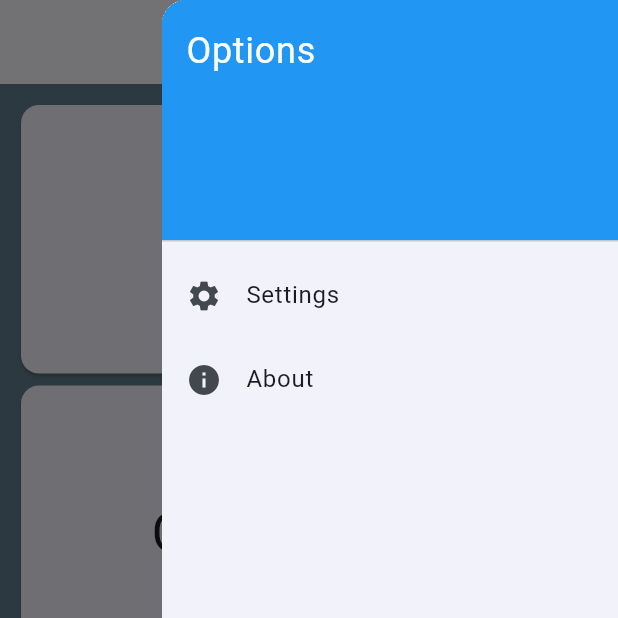
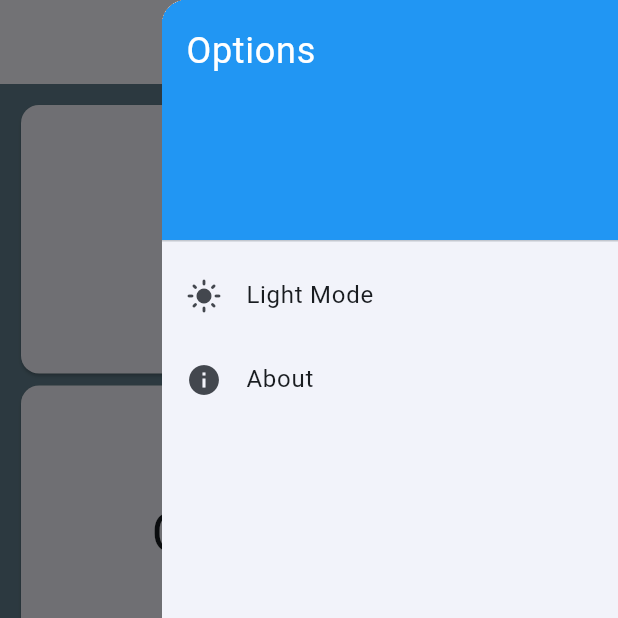
Before and after one commit to yongyong-john/flutter-ui-kit, a Flutter app: the screen it shows after launch, with the side drawer open, on a phone screen of 412 x 824 dp, the top half of it. Run offline on Flutter 3.47's test engine with Material 3 defaults, Android fonts, the light colour scheme and no system bars.

Commit message:
feat: setting about light/dark mode theme.

```diff
--- a/lib/main.dart
+++ b/lib/main.dart
@@ -1,3 +1,4 @@
+import 'package:flutter/foundation.dart';
 import 'package:flutter/material.dart';
 import 'package:flutter_ui_kit/screen/home_screen.dart';
 
@@ -5,8 +6,27 @@ void main() {
   runApp(const App());
 }
 
-class App extends StatelessWidget {
+class App extends StatefulWidget {
   const App({super.key});
+
+  @override
+  State<App> createState() => _AppState();
+}
+
+class _AppState extends State<App> {
+  ThemeMode _themeMode = ThemeMode.system;
+
+  @override
+  void initState() {
+    super.initState();
+    _themeMode = PlatformDispatcher.instance.platformBrightness == Brightness.dark ? ThemeMode.dark : ThemeMode.light;
+  }
+
+  void _toggleTheme() {
+    setState(() {
+      _themeMode = _themeMode == ThemeMode.dark ? ThemeMode.light : ThemeMode.dark;
+    });
+  }
 
   // This widget is the root of your application.
   @override
@@ -17,7 +37,9 @@ class App extends StatelessWidget {
         colorScheme: ColorScheme.fromSeed(seedColor: Colors.blue),
         useMaterial3: true,
       ),
-      home: const HomeScreen(),
+      darkTheme: ThemeData.dark(), // 다크 테마 설정
+      themeMode: _themeMode, // 테마 모드 적용
+      home: HomeScreen(toggleTheme: _toggleTheme, themeMode: _themeMode),
     );
   }
 }
--- a/lib/screen/cupertino/activity_indicator_screen.dart
+++ b/lib/screen/cupertino/activity_indicator_screen.dart
@@ -5,9 +5,7 @@ class ActivityIndicatorScreen extends StatelessWidget {
 
   @override
   Widget build(BuildContext context) {
-    return CupertinoApp(
-      theme: const CupertinoThemeData(brightness: Brightness.light),
-      home: CupertinoPageScaffold(
+    return CupertinoPageScaffold(
       navigationBar: CupertinoNavigationBar(
         middle: const Text('Activity Indicator'),
         leading: CupertinoButton(
@@ -59,7 +57,6 @@ class ActivityIndicatorScreen extends StatelessWidget {
           ],
         ),
       ),
-      ),
     );
   }
 }
--- a/lib/screen/cupertino/context_menu_screen.dart
+++ b/lib/screen/cupertino/context_menu_screen.dart
@@ -36,9 +36,7 @@ class _ContextMenuScreenState extends State<ContextMenuScreen> {
 
   @override
   Widget build(BuildContext context) {
-    return CupertinoApp(
-      theme: const CupertinoThemeData(brightness: Brightness.light),
-      home: CupertinoPageScaffold(
+    return CupertinoPageScaffold(
       navigationBar: CupertinoNavigationBar(
         middle: const Text('Cupertino Context Menu'),
         leading: CupertinoButton(
@@ -113,7 +111,6 @@ class _ContextMenuScreenState extends State<ContextMenuScreen> {
           ],
         ),
       ),
-      ),
     );
   }
 }
--- a/lib/screen/cupertino/form_row_screen.dart
+++ b/lib/screen/cupertino/form_row_screen.dart
@@ -11,9 +11,7 @@ class _FormRowScreenState extends State<FormRowScreen> {
   bool airplaneMode = false;
   @override
   Widget build(BuildContext context) {
-    return CupertinoApp(
-      theme: const CupertinoThemeData(brightness: Brightness.light),
-      home: CupertinoPageScaffold(
+    return CupertinoPageScaffold(
       navigationBar: CupertinoNavigationBar(
         middle: const Text('Cupertino Form Row'),
         leading: CupertinoButton(
@@ -95,7 +93,6 @@ class _FormRowScreenState extends State<FormRowScreen> {
           ],
         ),
       ),
-      ),
     );
   }
 }
--- a/lib/screen/cupertino/list_section_screen.dart
+++ b/lib/screen/cupertino/list_section_screen.dart
@@ -74,9 +74,7 @@ class _SecondPage extends StatelessWidget {
 
   @override
   Widget build(BuildContext context) {
-    return CupertinoApp(
-      theme: const CupertinoThemeData(brightness: Brightness.light),
-      home: CupertinoPageScaffold(
+    return CupertinoPageScaffold(
       navigationBar: CupertinoNavigationBar(
         middle: const Text('Second page'),
         leading: CupertinoButton(
@@ -92,7 +90,6 @@ class _SecondPage extends StatelessWidget {
           child: Text(text),
         ),
       ),
-      ),
     );
   }
 }
--- a/lib/screen/cupertino/popup_surface_screen.dart
+++ b/lib/screen/cupertino/popup_surface_screen.dart
@@ -63,9 +63,7 @@ class _PopupSurfaceScreenState extends State<PopupSurfaceScreen> {
 
   @override
   Widget build(BuildContext context) {
-    return CupertinoApp(
-      theme: const CupertinoThemeData(brightness: Brightness.light),
-      home: CupertinoPageScaffold(
+    return CupertinoPageScaffold(
       navigationBar: CupertinoNavigationBar(
         middle: const Text('Cupertino Popup Surface'),
         leading: CupertinoButton(
@@ -99,7 +97,6 @@ class _PopupSurfaceScreenState extends State<PopupSurfaceScreen> {
           ],
         ),
       ),
-      ),
     );
   }
 }
--- a/lib/screen/cupertino/segmented_control_screen.dart
+++ b/lib/screen/cupertino/segmented_control_screen.dart
@@ -20,9 +20,7 @@ class _SegmentedControlScreenState extends State<SegmentedControlScreen> {
 
   @override
   Widget build(BuildContext context) {
-    return CupertinoApp(
-      theme: const CupertinoThemeData(brightness: Brightness.light),
-      home: CupertinoPageScaffold(
+    return CupertinoPageScaffold(
       backgroundColor: skyColors[_selectedSegment],
       navigationBar: CupertinoNavigationBar(
         middle: const Text('Cupertino Segmented Control'),
@@ -76,7 +74,6 @@ class _SegmentedControlScreenState extends State<SegmentedControlScreen> {
           ],
         ),
       ),
-      ),
     );
   }
 }
--- a/lib/screen/cupertino/slider_screen.dart
+++ b/lib/screen/cupertino/slider_screen.dart
@@ -13,9 +13,7 @@ class _SliderScreenState extends State<SliderScreen> {
 
   @override
   Widget build(BuildContext context) {
-    return CupertinoApp(
-      theme: const CupertinoThemeData(brightness: Brightness.light),
-      home: CupertinoPageScaffold(
+    return CupertinoPageScaffold(
       navigationBar: CupertinoNavigationBar(
         middle: const Text('Cupertino Slider'),
         leading: CupertinoButton(
@@ -72,7 +70,6 @@ class _SliderScreenState extends State<SliderScreen> {
           ),
         ),
       ),
-      ),
     );
   }
 }
--- a/lib/screen/cupertino_screen.dart
+++ b/lib/screen/cupertino_screen.dart
@@ -1,4 +1,5 @@
 import 'package:flutter/cupertino.dart';
+import 'package:flutter/material.dart';
 import 'package:flutter_ui_kit/screen/cupertino/action_sheet_screen.dart';
 import 'package:flutter_ui_kit/screen/cupertino/activity_indicator_screen.dart';
 import 'package:flutter_ui_kit/screen/cupertino/alert_dialog_screen.dart';
@@ -20,13 +21,15 @@ import 'package:flutter_ui_kit/screen/cupertino/text_field_screen.dart';
 import 'package:flutter_ui_kit/widget/cupertino_list_tile_widget.dart';
 
 class CupertinoUiScreen extends StatelessWidget {
-  const CupertinoUiScreen({super.key});
+  final ThemeMode themeMode;
+
+  const CupertinoUiScreen({super.key, required this.themeMode});
 
   @override
   Widget build(BuildContext context) {
     return CupertinoApp(
-      theme: const CupertinoThemeData(
-        brightness: Brightness.light,
+      theme: CupertinoThemeData(
+        brightness: themeMode == ThemeMode.dark ? Brightness.dark : Brightness.light,
       ),
       home: CupertinoPageScaffold(
         navigationBar: CupertinoNavigationBar(
--- a/lib/screen/home_screen.dart
+++ b/lib/screen/home_screen.dart
@@ -5,7 +5,10 @@ import 'package:flutter_ui_kit/screen/layout_screen.dart';
 import 'package:flutter_ui_kit/screen/material_screen.dart';
 
 class HomeScreen extends StatelessWidget {
-  const HomeScreen({super.key});
+  final VoidCallback toggleTheme;
+  final ThemeMode themeMode;
+
+  const HomeScreen({super.key, required this.toggleTheme, required this.themeMode});
 
   @override
   Widget build(BuildContext context) {
@@ -31,11 +34,10 @@ class HomeScreen extends StatelessWidget {
               ),
             ),
             ListTile(
-              leading: const Icon(Icons.settings),
-              title: const Text('Settings'),
+              leading: Icon(themeMode == ThemeMode.dark ? Icons.dark_mode : Icons.light_mode),
+              title: Text(themeMode == ThemeMode.dark ? 'Dark Mode' : 'Light Mode'),
               onTap: () {
-                // 설정 옵션 처리
-                Navigator.of(context).pop(); // 드로어 닫기
+                toggleTheme();
               },
             ),
             ListTile(
@@ -99,7 +101,7 @@ class HomeScreen extends StatelessWidget {
                           onTap: () {
                             Navigator.of(context).push(
                               MaterialPageRoute(
-                                builder: (context) => const CupertinoUiScreen(),
+                                builder: (context) => CupertinoUiScreen(themeMode: themeMode),
                               ),
                             );
                           },
```
Also changed, not shown: lib/screen/cupertino/silver_navigation_bar_screen.dart (+2 -8 lines), lib/screen/cupertino/tab_bar_screen.dart (+16 -5 lines). Lines whose indentation alone changed are shown as unchanged.
